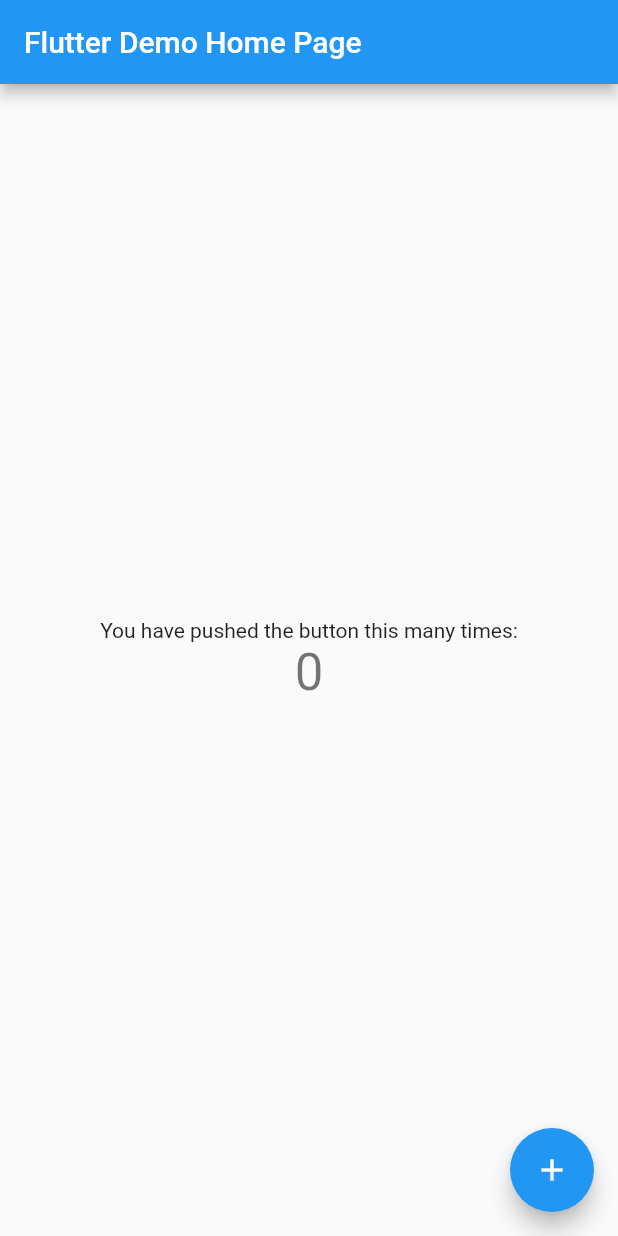
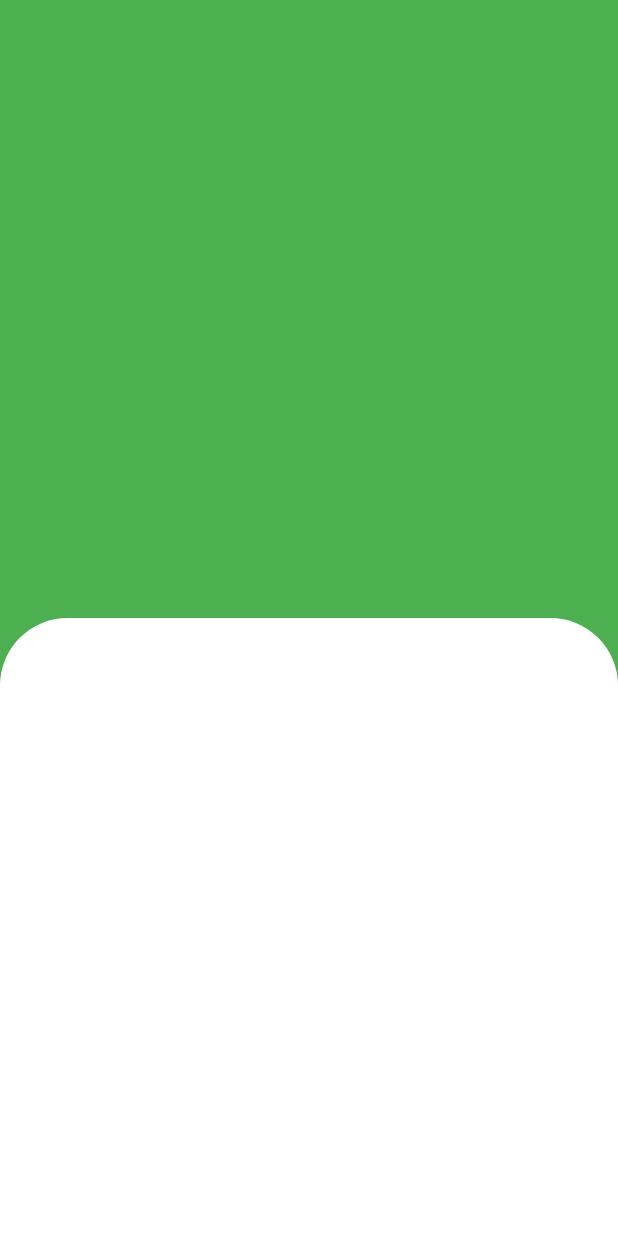
Before and after one commit to DjalmaHenry/greengrocery, a Flutter app: the screen it shows after launch, on a phone screen of 412 x 824 dp. Run offline on Flutter 3.47's test engine with Material 2 defaults, Android fonts, the phone set to English and light mode, and no system bars.

Commit message:
feat: add login screen

```diff
--- a/lib/main.dart
+++ b/lib/main.dart
@@ -1,4 +1,5 @@
 import 'package:flutter/material.dart';
+import 'package:greengrocery/src/auth/sign_in_screen.dart';
 
 void main() {
   runApp(const MyApp());
@@ -13,103 +14,10 @@ class MyApp extends StatelessWidget {
     return MaterialApp(
       title: 'Flutter Demo',
       theme: ThemeData(
-        // This is the theme of your application.
-        //
-        // Try running your application with "flutter run". You'll see the
-        // application has a blue toolbar. Then, without quitting the app, try
-        // changing the primarySwatch below to Colors.green and then invoke
-        // "hot reload" (press "r" in the console where you ran "flutter run",
-        // or simply save your changes to "hot reload" in a Flutter IDE).
-        // Notice that the counter didn't reset back to zero; the application
-        // is not restarted.
         primarySwatch: Colors.blue,
       ),
-      home: const MyHomePage(title: 'Flutter Demo Home Page'),
+      debugShowCheckedModeBanner: false,
+      home: const SignInScreen(),
     );
   }
 }
-
-class MyHomePage extends StatefulWidget {
-  const MyHomePage({Key? key, required this.title}) : super(key: key);
-
-  // This widget is the home page of your application. It is stateful, meaning
-  // that it has a State object (defined below) that contains fields that affect
-  // how it looks.
-
-  // This class is the configuration for the state. It holds the values (in this
-  // case the title) provided by the parent (in this case the App widget) and
-  // used by the build method of the State. Fields in a Widget subclass are
-  // always marked "final".
-
-  final String title;
-
-  @override
-  State<MyHomePage> createState() => _MyHomePageState();
-}
-
-class _MyHomePageState extends State<MyHomePage> {
-  int _counter = 0;
-
-  void _incrementCounter() {
-    setState(() {
-      // This call to setState tells the Flutter framework that something has
-      // changed in this State, which causes it to rerun the build method below
-      // so that the display can reflect the updated values. If we changed
-      // _counter without calling setState(), then the build method would not be
-      // called again, and so nothing would appear to happen.
-      _counter++;
-    });
-  }
-
-  @override
-  Widget build(BuildContext context) {
-    // This method is rerun every time setState is called, for instance as done
-    // by the _incrementCounter method above.
-    //
-    // The Flutter framework has been optimized to make rerunning build methods
-    // fast, so that you can just rebuild anything that needs updating rather
-    // than having to individually change instances of widgets.
-    return Scaffold(
-      appBar: AppBar(
-        // Here we take the value from the MyHomePage object that was created by
-        // the App.build method, and use it to set our appbar title.
-        title: Text(widget.title),
-      ),
-      body: Center(
-        // Center is a layout widget. It takes a single child and positions it
-        // in the middle of the parent.
-        child: Column(
-          // Column is also a layout widget. It takes a list of children and
-          // arranges them vertically. By default, it sizes itself to fit its
-          // children horizontally, and tries to be as tall as its parent.
-          //
-          // Invoke "debug painting" (press "p" in the console, choose the
-          // "Toggle Debug Paint" action from the Flutter Inspector in Android
-          // Studio, or the "Toggle Debug Paint" command in Visual Studio Code)
-          // to see the wireframe for each widget.
-          //
-          // Column has various properties to control how it sizes itself and
-          // how it positions its children. Here we use mainAxisAlignment to
-          // center the children vertically; the main axis here is the vertical
-          // axis because Columns are vertical (the cross axis would be
-          // horizontal).
-          mainAxisAlignment: MainAxisAlignment.center,
-          children: <Widget>[
-            const Text(
-              'You have pushed the button this many times:',
-            ),
-            Text(
-              '$_counter',
-              style: Theme.of(context).textTheme.headline4,
-            ),
-          ],
-        ),
-      ),
-      floatingActionButton: FloatingActionButton(
-        onPressed: _incrementCounter,
-        tooltip: 'Increment',
-        child: const Icon(Icons.add),
-      ), // This trailing comma makes auto-formatting nicer for build methods.
-    );
-  }
-}
--- /dev/null
+++ b/lib/src/auth/sign_in_screen.dart
@@ -0,0 +1,31 @@
+import 'package:flutter/material.dart';
+
+class SignInScreen extends StatelessWidget {
+  const SignInScreen({Key? key}) : super(key: key);
+
+  @override
+  Widget build(BuildContext context) {
+    return Scaffold(
+      backgroundColor: Colors.green,
+      body: Column(
+        children: [
+          Expanded(
+            child: Container(
+              color: Colors.green,
+            ),
+          ),
+          Expanded(
+            child: Container(
+              decoration: const BoxDecoration(
+                borderRadius: BorderRadius.vertical(
+                  top: Radius.circular(45),
+                ),
+                color: Colors.white,
+              ),
+            ),
+          ),
+        ],
+      ),
+    );
+  }
+}
```
